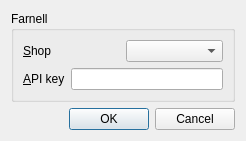
Old version of the form ui/settings.ui in the repository kybu/electronic-components-panel.
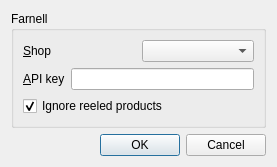
New version of the form.

Commit message: New settings which ignores reeled products. They are not really useful for hobbyists.

The edit to the form file:
```diff
--- a/ui/settings.ui
+++ b/ui/settings.ui
@@ -6,8 +6,8 @@
    <rect>
     <x>0</x>
     <y>0</y>
-    <width>246</width>
-    <height>132</height>
+    <width>277</width>
+    <height>155</height>
    </rect>
   </property>
   <property name="windowTitle">
@@ -54,6 +54,16 @@
         </item>
        </layout>
       </item>
+      <item>
+       <widget class="QCheckBox" name="ignoreReeledCB">
+        <property name="text">
+         <string>Ignore reeled products</string>
+        </property>
+        <property name="checked">
+         <bool>true</bool>
+        </property>
+       </widget>
+      </item>
      </layout>
     </widget>
    </item>
```
The commit also changes 5 other files.
